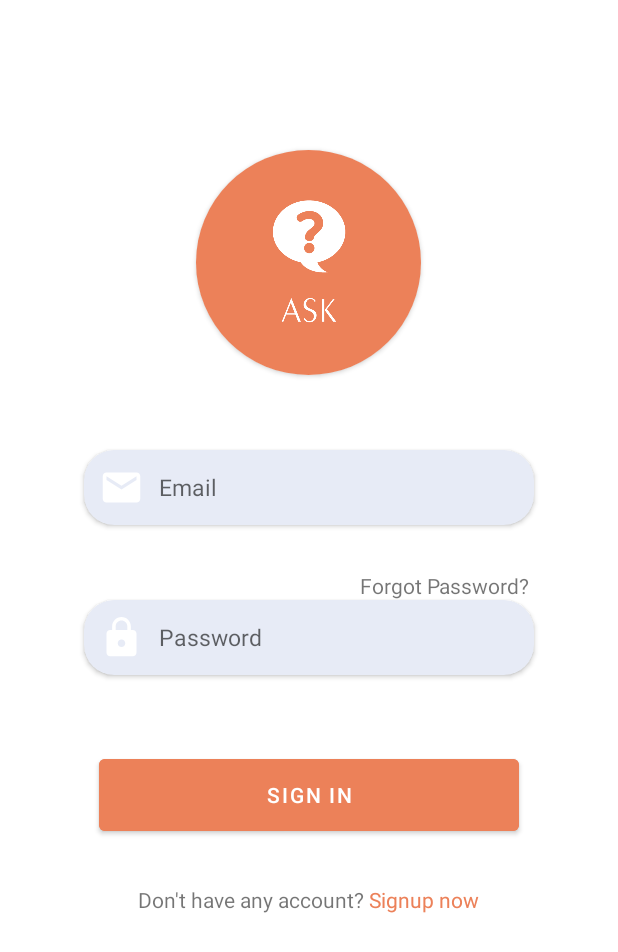
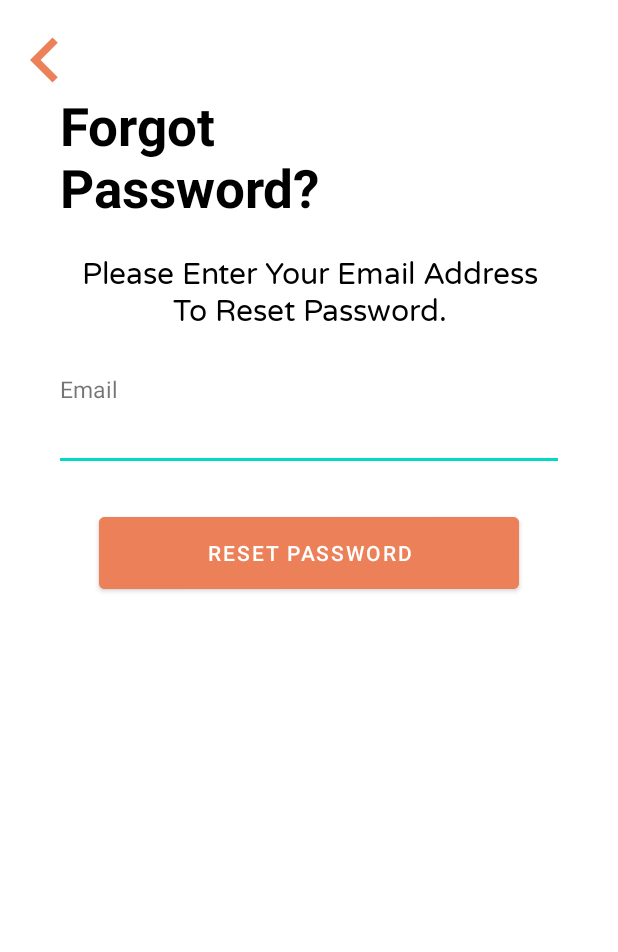
Before and after one commit to kaiyuenlam/Ask_and_Chat-Android_app, an Android app: the screen it shows after launch (LoginActivity before the commit, ForgotPasswordActivity after it), after a tap on "Forgot Password?", on a phone screen of 412 x 824 dp. Shown: the top 952 px of the screen. Run offline under Robolectric (Android 15) with nearby library versions, the phone set to English and light mode, and no system bars; our stand-ins replace Firebase (no records; nobody signed in at launch, a user with empty details on screens opened directly).

Commit message:
Finished forgot password and logout functions

```diff
--- /dev/null
+++ b/app/src/main/java/com/example/askchat/login/ForgotPasswordActivity.java
@@ -0,0 +1,85 @@
+package com.example.askchat.login;
+
+import androidx.annotation.NonNull;
+import androidx.appcompat.app.AppCompatActivity;
+
+import android.os.Bundle;
+import android.util.Patterns;
+import android.view.View;
+import android.widget.Button;
+import android.widget.EditText;
+import android.widget.ImageView;
+import android.widget.Toast;
+
+import com.example.askchat.R;
+import com.google.android.gms.tasks.OnCompleteListener;
+import com.google.android.gms.tasks.Task;
+import com.google.firebase.auth.FirebaseAuth;
+
+public class ForgotPasswordActivity extends AppCompatActivity {
+
+    EditText editTextEmail;
+    Button buttonResetPassword;
+    ImageView imageViewBackToLoginButton;
+
+    FirebaseAuth mAuth;
+
+    @Override
+    protected void onCreate(Bundle savedInstanceState) {
+        super.onCreate(savedInstanceState);
+        setContentView(R.layout.activity_forgot_password);
+        getSupportActionBar().hide();  //action bar hidden
+        bindView();
+
+        mAuth = FirebaseAuth.getInstance();
+
+        buttonResetPassword.setOnClickListener(new View.OnClickListener() {
+            @Override
+            public void onClick(View view) {
+                resetPassword();
+            }
+        });
+
+        imageViewBackToLoginButton.setOnClickListener(new View.OnClickListener() {
+            @Override
+            public void onClick(View view) {
+                finish();
+            }
+        });
+    }
+
+    private void resetPassword() {
+        String email = editTextEmail.getText().toString().trim();
+
+        if (email.isEmpty()) {
+            editTextEmail.setError("Email is required!");
+            editTextEmail.requestFocus();
+            return;
+        }
+
+        if (!Patterns.EMAIL_ADDRESS.matcher(email).matches()) {
+            editTextEmail.setError("Please provide valid email!");
+            editTextEmail.requestFocus();
+            return;
+        }
+
+        mAuth.sendPasswordResetEmail(email).addOnCompleteListener(new OnCompleteListener<Void>() {
+            @Override
+            public void onComplete(@NonNull Task<Void> task) {
+                if (task.isSuccessful()) {
+                    Toast.makeText(ForgotPasswordActivity.this, "Please check your email to reset password!", Toast.LENGTH_LONG).show();
+                } else {
+                    Toast.makeText(ForgotPasswordActivity.this, "Something wrong happened, please try again!", Toast.LENGTH_LONG).show();
+                }
+            }
+        });
+    }
+
+    private void bindView() {
+        editTextEmail = findViewById(R.id.forgotPassword_emailInput);
+        buttonResetPassword = findViewById(R.id.forgotPassword_resetBTN);
+        imageViewBackToLoginButton = findViewById(R.id.forgotPassword_backBTN);
+    }
+
+
+}
--- a/app/src/main/java/com/example/askchat/login/LoginActivity.java
+++ b/app/src/main/java/com/example/askchat/login/LoginActivity.java
@@ -18,7 +18,6 @@ import com.google.android.gms.tasks.OnCompleteListener;
 import com.google.android.gms.tasks.Task;
 import com.google.firebase.auth.AuthResult;
 import com.google.firebase.auth.FirebaseAuth;
-import com.google.firebase.auth.FirebaseUser;
 
 public class LoginActivity extends AppCompatActivity implements View.OnClickListener{
 
@@ -63,6 +62,7 @@ public class LoginActivity extends AppCompatActivity implements View.OnClickList
                 break;
 
             case R.id.forgotPassword:
+                startActivity(new Intent(this, ForgotPasswordActivity.class));
                 break;
 
             case R.id.loginBTN:
--- /dev/null
+++ b/app/src/main/res/drawable/arrow_left_logocolor_24.xml
@@ -0,0 +1,5 @@
+<vector android:autoMirrored="true" android:height="50dp"
+    android:tint="#EC8159" android:viewportHeight="20"
+    android:viewportWidth="20" android:width="50dp" xmlns:android="http://schemas.android.com/apk/res/android">
+    <path android:fillColor="@android:color/white" android:pathData="M15.41,16.59L10.83,12l4.58,-4.59L14,6l-6,6 6,6 1.41,-1.41z"/>
+</vector>
--- /dev/null
+++ b/app/src/main/res/drawable/ic_baseline_logout_40.xml
@@ -0,0 +1,5 @@
+<vector android:autoMirrored="true" android:height="40dp"
+    android:tint="#FFFFFF" android:viewportHeight="24"
+    android:viewportWidth="24" android:width="40dp" xmlns:android="http://schemas.android.com/apk/res/android">
+    <path android:fillColor="@android:color/white" android:pathData="M17,7l-1.41,1.41L18.17,11H8v2h10.17l-2.58,2.58L17,17l5,-5zM4,5h8V3H4c-1.1,0 -2,0.9 -2,2v14c0,1.1 0.9,2 2,2h8v-2H4V5z"/>
+</vector>
--- /dev/null
+++ b/app/src/main/res/layout/activity_forgot_password.xml
@@ -0,0 +1,68 @@
+<?xml version="1.0" encoding="utf-8"?>
+<RelativeLayout xmlns:android="http://schemas.android.com/apk/res/android"
+    xmlns:app="http://schemas.android.com/apk/res-auto"
+    xmlns:tools="http://schemas.android.com/tools"
+    android:layout_width="match_parent"
+    android:layout_height="match_parent"
+    tools:context=".login.ForgotPasswordActivity">
+
+    <ImageView
+        android:id="@+id/forgotPassword_backBTN"
+        android:layout_width="wrap_content"
+        android:layout_height="wrap_content"
+        android:src="@drawable/arrow_left_logocolor_24"
+        android:layout_marginTop="10dp"/>
+
+    <TextView
+        android:id="@+id/forgotPassword_title"
+        android:layout_width="wrap_content"
+        android:layout_height="wrap_content"
+        android:text="Forgot\nPassword?"
+        android:layout_below="@id/forgotPassword_backBTN"
+        android:textSize="35sp"
+        android:textStyle="bold"
+        android:textColor="@color/black"
+        android:layout_marginLeft="40dp"/>
+
+    <TextView
+        android:layout_width="wrap_content"
+        android:layout_height="wrap_content"
+        android:text="Please Enter Your Email Address\nTo Reset Password."
+        android:textSize="20sp"
+        android:layout_below="@id/forgotPassword_title"
+        android:layout_centerHorizontal="true"
+        android:layout_marginTop="20dp"
+        android:fontFamily="@font/varelaround_regular"
+        android:textColor="@color/black"
+        android:gravity="center"/>
+
+    <TextView
+        android:layout_width="wrap_content"
+        android:layout_height="wrap_content"
+        android:text="Email"
+        android:textSize="15sp"
+        android:layout_below="@id/forgotPassword_title"
+        android:layout_marginTop="100dp"
+        android:layout_marginLeft="40dp"/>
+
+    <EditText
+        android:id="@+id/forgotPassword_emailInput"
+        android:layout_width="340dp"
+        android:layout_height="50dp"
+        android:layout_centerHorizontal="true"
+        android:layout_below="@id/forgotPassword_title"
+        android:layout_marginTop="115dp"
+        android:inputType="text"
+        android:maxLines="1"/>
+
+    <Button
+        android:id="@+id/forgotPassword_resetBTN"
+        android:layout_width="280dp"
+        android:layout_height="60dp"
+        android:layout_below="@id/forgotPassword_title"
+        android:layout_centerHorizontal="true"
+        android:layout_marginTop="190dp"
+        android:backgroundTint="@color/logoColor"
+        android:text="Reset Password"/>
+
+</RelativeLayout>
```
Also changed, not shown: app/src/main/AndroidManifest.xml (+7 -0 lines), app/src/main/java/com/example/askchat/MainActivity.java (+13 -0 lines), app/src/main/res/layout/activity_main.xml (+21 -2 lines).
